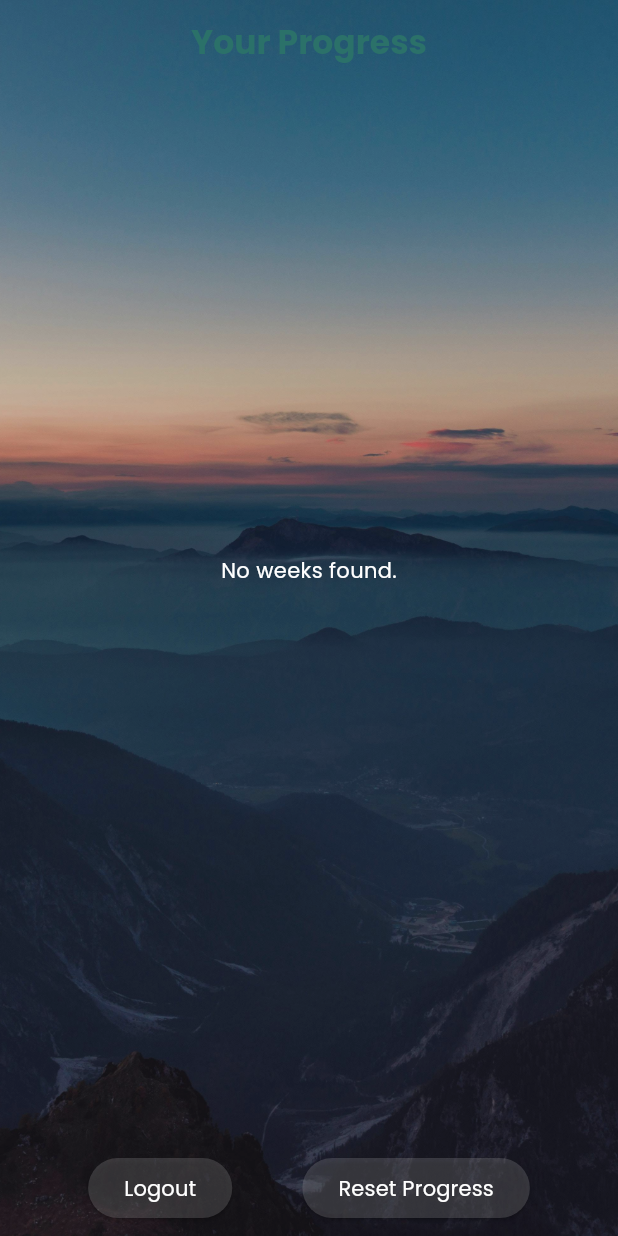
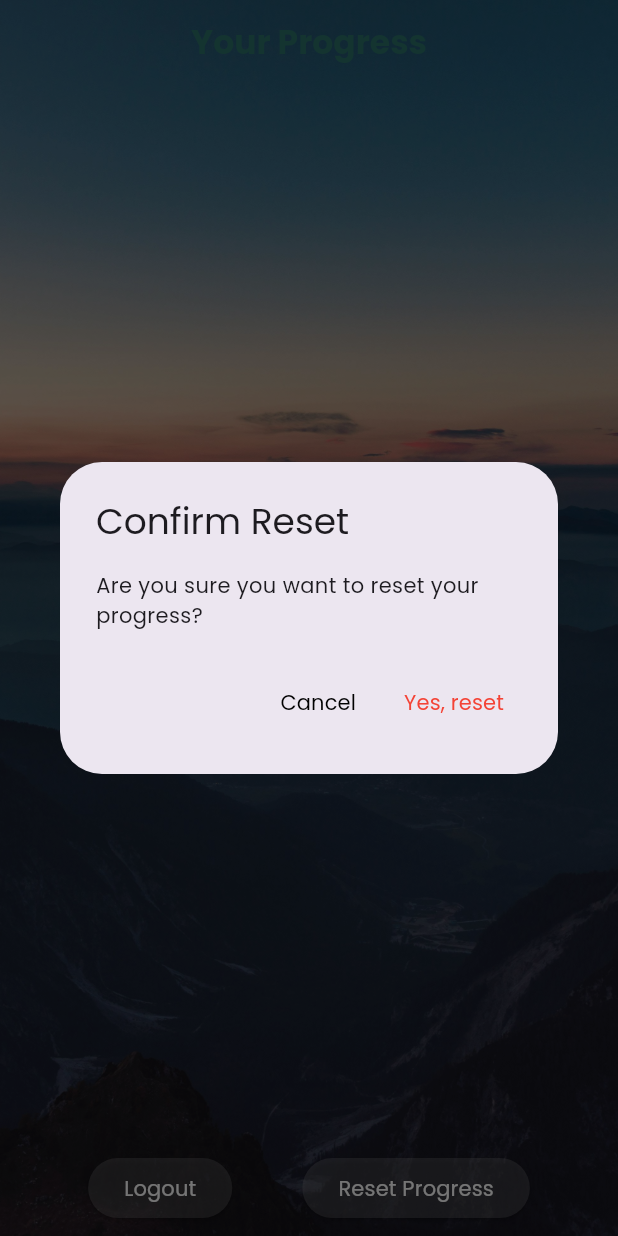
Before and after one commit to myg907/classProject, a Flutter app: the ProgressContentScreen screen opened directly with empty values, after a tap on "Reset Progress", on a phone screen of 412 x 824 dp. Run offline on Flutter 3.47's test engine with Material 3 defaults, Android fonts, the phone set to English and light mode, and no system bars; our stand-ins replace cloud_firestore, firebase_auth, firebase_core, firebase_storage, image_picker; accounts and stored records are empty.

Commit message:
Added message to confirm reset

```diff
--- a/lib/progress_screen.dart
+++ b/lib/progress_screen.dart
@@ -469,22 +469,48 @@ class _ProgressContentScreenState extends State<ProgressContentScreen> {
                         ),
                         ElevatedButton(
                           style: ElevatedButton.styleFrom(
-                            backgroundColor:
-                                Colors.white.withValues(alpha: 0.15),
+                            backgroundColor: Colors.white.withAlpha(38), // Alpha 0.15 equivale a 38/255
                             foregroundColor: Colors.white,
                             shape: RoundedRectangleBorder(
                               borderRadius: BorderRadius.circular(50),
                             ),
                           ),
                           onPressed: () async {
-                            await widget.onReset();
-                            _refresh();
+                            bool? confirmReset = await showDialog<bool>(
+                              context: context,
+                              builder: (BuildContext context) {
+                                return AlertDialog(
+                                  title: const Text("Confirm Reset", style: TextStyle(fontFamily: 'Poppins')),
+                                  content: const Text("Are you sure you want to reset your progress?", style: TextStyle(fontFamily: 'Poppins')),
+                                  actions: [
+                                    TextButton(
+                                      onPressed: () {
+                                        Navigator.of(context).pop(false); // Cancel
+                                      },
+                                      child: const Text("Cancel", style: TextStyle(color: Colors.black, fontFamily: 'Poppins')),
+                                    ),
+                                    TextButton(
+                                      onPressed: () {
+                                        Navigator.of(context).pop(true); // Confirm
+                                      },
+                                      child: const Text("Yes, reset", style: TextStyle(color: Colors.red, fontFamily: 'Poppins')),
+                                    ),
+                                  ],
+                                );
+                              },
+                            );
+
+                            if (confirmReset == true) {
+                              await widget.onReset();
+                              _refresh();
+                            }
                           },
                           child: const Text(
                             "Reset Progress",
                             style: TextStyle(fontFamily: 'Poppins'),
                           ),
                         ),
+
                       ],
                     ),
                   ),
```
